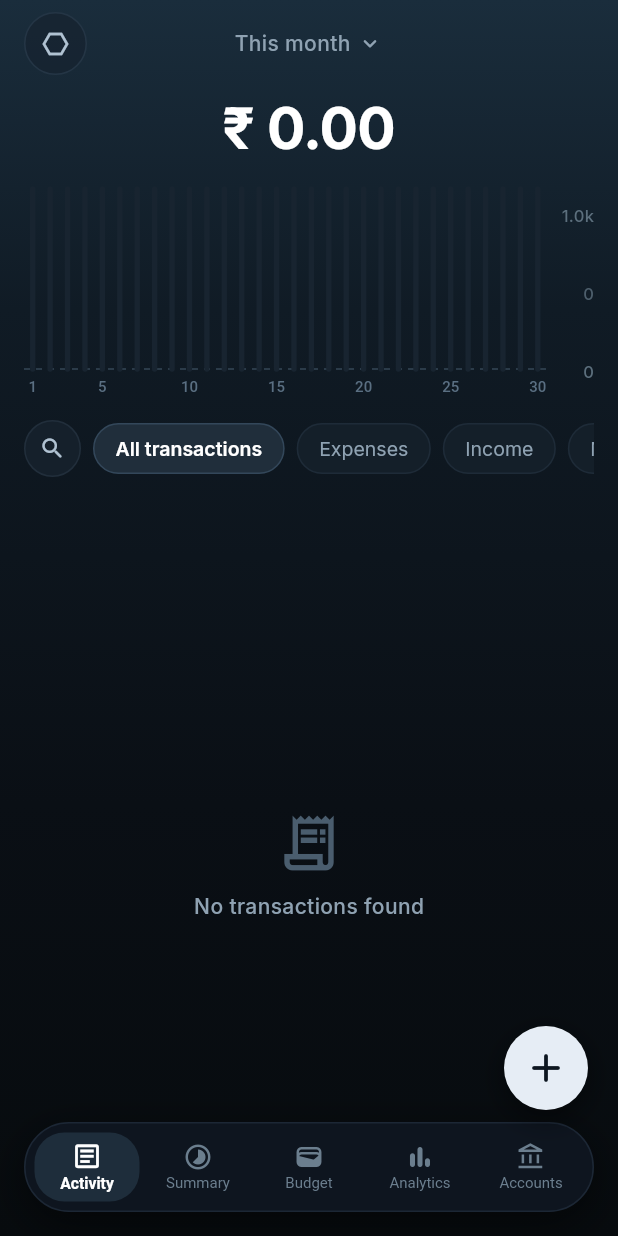
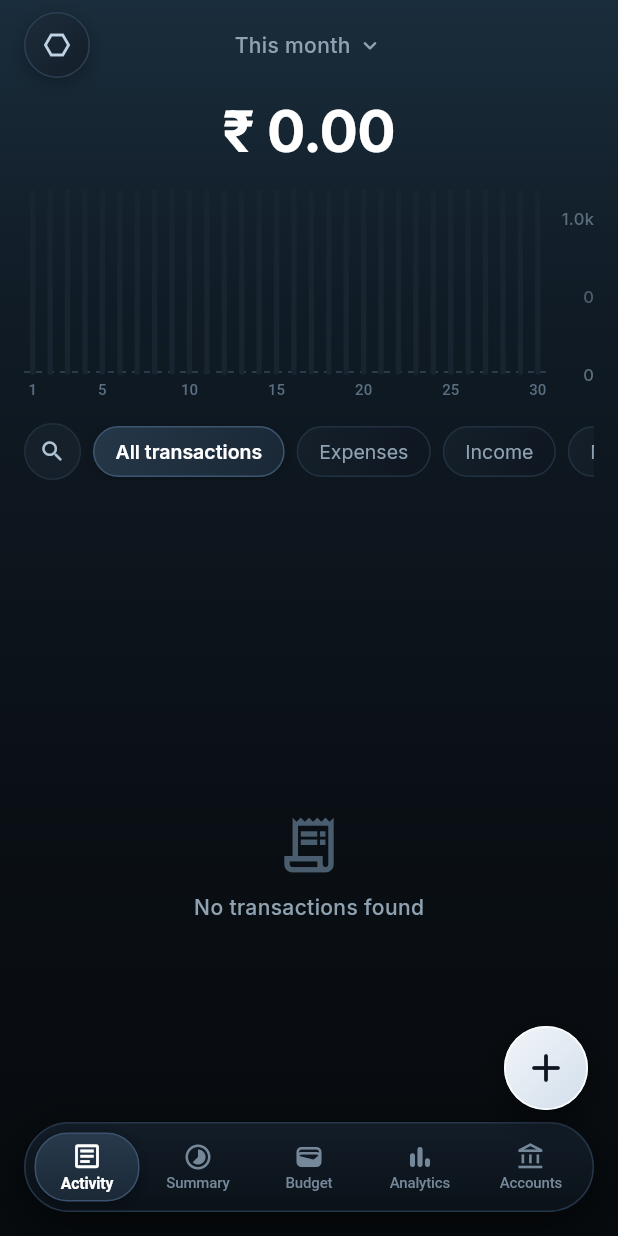
Before and after one commit to gopu29/flow_expense, a Flutter app: the screen it shows after launch, on a phone screen of 412 x 824 dp. Run offline on Flutter 3.47's test engine with Material 3 defaults, Android fonts, the phone set to English and light mode, and no system bars; our stand-ins replace fl_chart, flutter_riverpod, google_fonts, sqflite, sqflite_common_ffi_web; accounts and stored records are empty.

Commit message:
style(ui): elevate bottom dock, speed dial fab, and activity timeline cards

```diff
--- a/lib/core/widgets/bottom_nav_dock.dart
+++ b/lib/core/widgets/bottom_nav_dock.dart
@@ -2,7 +2,8 @@ import 'package:flutter/material.dart';
 import 'package:flutter/services.dart';
 
 /// Floating bottom navigation dock matching Quanto's sleek aesthetic (IMG_6026.PNG)
-/// with a continuous fluid sliding active pill indicator and tactile micro-interactions.
+/// with a continuous fluid sliding active pill indicator, obsidian surface gradient,
+/// and tactile micro-interactions.
 class BottomNavDock extends StatelessWidget {
   final int currentIndex;
   final ValueChanged<int> onTabSelected;
@@ -19,16 +20,23 @@ class BottomNavDock extends StatelessWidget {
       margin: const EdgeInsets.fromLTRB(16, 0, 16, 16),
       padding: const EdgeInsets.symmetric(horizontal: 4, vertical: 4),
       decoration: BoxDecoration(
-        color: const Color(0xFF0E1620).withValues(alpha: 0.95),
-        borderRadius: BorderRadius.circular(30),
+        gradient: const LinearGradient(
+          begin: Alignment.topCenter,
+          end: Alignment.bottomCenter,
+          colors: [
+            Color(0xFF131D28),
+            Color(0xFF0A1118),
+          ],
+        ),
+        borderRadius: BorderRadius.circular(32),
         border: Border.all(
-          color: const Color(0xFF1C2735),
+          color: const Color(0xFF243649),
           width: 1,
         ),
         boxShadow: [
           BoxShadow(
-            color: Colors.black.withValues(alpha: 0.5),
-            blurRadius: 24,
+            color: Colors.black.withValues(alpha: 0.6),
+            blurRadius: 28,
             offset: const Offset(0, 8),
           ),
         ],
@@ -38,7 +46,7 @@ class BottomNavDock extends StatelessWidget {
           final itemWidth = constraints.maxWidth / 5;
           return Stack(
             children: [
-              // Continuously sliding active pill indicator
+              // Continuously sliding active pill indicator with dual-tone depth
               AnimatedPositioned(
                 duration: const Duration(milliseconds: 260),
                 curve: Curves.easeOutCubic,
@@ -49,8 +57,26 @@ class BottomNavDock extends StatelessWidget {
                 child: Container(
                   margin: const EdgeInsets.symmetric(horizontal: 2, vertical: 2),
                   decoration: BoxDecoration(
-                    color: const Color(0xFF1E2D3B),
-                    borderRadius: BorderRadius.circular(20),
+                    gradient: const LinearGradient(
+                      begin: Alignment.topCenter,
+                      end: Alignment.bottomCenter,
+                      colors: [
+                        Color(0xFF273A4C),
+                        Color(0xFF1B2836),
+                      ],
+                    ),
+                    borderRadius: BorderRadius.circular(22),
+                    border: Border.all(
+                      color: const Color(0xFF3B536D),
+                      width: 1,
+                    ),
+                    boxShadow: [
+                      BoxShadow(
+                        color: Colors.black.withValues(alpha: 0.35),
+                        blurRadius: 8,
+                        offset: const Offset(0, 2),
+                      ),
+                    ],
                   ),
                 ),
               ),
@@ -123,7 +149,7 @@ class BottomNavDock extends StatelessWidget {
                     icon,
                     key: ValueKey<bool>(isSelected),
                     size: 20,
-                    color: isSelected ? Colors.white : const Color(0xFF6B7E8E),
+                    color: isSelected ? Colors.white : const Color(0xFF75889A),
                   ),
                 ),
                 const SizedBox(height: 2),
@@ -133,8 +159,9 @@ class BottomNavDock extends StatelessWidget {
                     duration: const Duration(milliseconds: 200),
                     style: TextStyle(
                       fontSize: 10,
-                      fontWeight: isSelected ? FontWeight.w600 : FontWeight.normal,
-                      color: isSelected ? Colors.white : const Color(0xFF6B7E8E),
+                      fontWeight: isSelected ? FontWeight.w700 : FontWeight.w500,
+                      color: isSelected ? Colors.white : const Color(0xFF75889A),
+                      letterSpacing: -0.1,
                     ),
                     child: Text(label),
                   ),
--- a/lib/core/widgets/speed_dial_fab.dart
+++ b/lib/core/widgets/speed_dial_fab.dart
@@ -352,7 +352,7 @@ class _SpeedDialFabState extends State<SpeedDialFab>
             ),
           ),
 
-          // 3. Primary '+' Floating Button (Off-white circle matching IMG_6026.PNG)
+          // 3. Primary '+' Floating Button with elevated tactile glassmorphic finish
           AnimatedScale(
             duration: const Duration(milliseconds: 160),
             scale: _isOpen ? 0.94 : 1.0,
@@ -360,12 +360,23 @@ class _SpeedDialFabState extends State<SpeedDialFab>
               width: 56,
               height: 56,
               decoration: BoxDecoration(
-                color: const Color(0xFFE6EDF5),
+                gradient: const LinearGradient(
+                  begin: Alignment.topLeft,
+                  end: Alignment.bottomRight,
+                  colors: [
+                    Color(0xFFF1F5F9),
+                    Color(0xFFD3DFEB),
+                  ],
+                ),
                 shape: BoxShape.circle,
+                border: Border.all(
+                  color: Colors.white.withValues(alpha: 0.9),
+                  width: 1.2,
+                ),
                 boxShadow: [
                   BoxShadow(
                     color: Colors.black.withValues(alpha: 0.45),
-                    blurRadius: 16,
+                    blurRadius: 18,
                     offset: const Offset(0, 6),
                   ),
                 ],
--- a/lib/features/activity/screens/activity_screen.dart
+++ b/lib/features/activity/screens/activity_screen.dart
@@ -1,4 +1,5 @@
 import 'package:flutter/material.dart';
+import 'package:flutter/services.dart';
 import 'package:flutter_riverpod/flutter_riverpod.dart';
 import '../../../core/constants/app_constants.dart';
 import '../../../core/utils/formatters.dart';
@@ -114,6 +115,7 @@ class _ActivityScreenState extends ConsumerState<ActivityScreen>
                     alignment: Alignment.centerLeft,
                     child: GestureDetector(
                       onTap: () {
+                        HapticFeedback.lightImpact();
                         Navigator.push(
                           context,
                           MaterialPageRoute(
@@ -122,19 +124,33 @@ class _ActivityScreenState extends ConsumerState<ActivityScreen>
                         );
                       },
                       child: Container(
-                        width: 42,
-                        height: 42,
+                        width: 44,
+                        height: 44,
                         decoration: BoxDecoration(
-                          color: const Color(0xFF162330).withValues(alpha: 0.8),
+                          gradient: const LinearGradient(
+                            begin: Alignment.topLeft,
+                            end: Alignment.bottomRight,
+                            colors: [
+                              Color(0xFF1D2C3B),
+                              Color(0xFF131D28),
+                            ],
+                          ),
                           shape: BoxShape.circle,
                           border: Border.all(
-                            color: const Color(0xFF243545),
+                            color: const Color(0xFF2B3F54),
                             width: 1,
                           ),
+                          boxShadow: [
+                            BoxShadow(
+                              color: Colors.black.withValues(alpha: 0.3),
+                              blurRadius: 10,
+                              offset: const Offset(0, 3),
+                            ),
+                          ],
                         ),
                         child: const Icon(
                           Icons.hexagon_outlined,
-                          color: Color(0xFFB0C2D2),
+                          color: Color(0xFFC0D3E5),
                           size: 20,
                         ),
                       ),
@@ -473,12 +489,26 @@ class _ActivityScreenState extends ConsumerState<ActivityScreen>
                             // Single Unified Card Container for all items of this day!
                             Container(
                               decoration: BoxDecoration(
-                                color: const Color(0xFF131A22),
-                                borderRadius: BorderRadius.circular(18),
+                                gradient: const LinearGradient(
+                                  begin: Alignment.topLeft,
+                                  end: Alignment.bottomRight,
+                                  colors: [
+                                    Color(0xFF16212D),
+                                    Color(0xFF0F1722),
+                                  ],
+                                ),
+                                borderRadius: BorderRadius.circular(20),
                                 border: Border.all(
-                                  color: const Color(0xFF1C2733),
+                                  color: const Color(0xFF223446),
                                   width: 1,
                                 ),
+                                boxShadow: [
+                                  BoxShadow(
+                                    color: Colors.black.withValues(alpha: 0.35),
+                                    blurRadius: 16,
+                                    offset: const Offset(0, 5),
+                                  ),
+                                ],
                               ),
                               clipBehavior: Clip.antiAlias,
                               child: Column(
@@ -535,18 +565,46 @@ class _ActivityScreenState extends ConsumerState<ActivityScreen>
     required VoidCallback onTap,
   }) {
     return GestureDetector(
-      onTap: onTap,
+      onTap: () {
+        HapticFeedback.selectionClick();
+        onTap();
+      },
       child: AnimatedContainer(
         duration: const Duration(milliseconds: 220),
         curve: Curves.easeOutCubic,
         padding: const EdgeInsets.symmetric(horizontal: 14, vertical: 8),
         decoration: BoxDecoration(
-          color: isActive ? const Color(0xFF202E3B) : const Color(0xFF141F29),
+          gradient: isActive
+              ? const LinearGradient(
+                  begin: Alignment.topLeft,
+                  end: Alignment.bottomRight,
+                  colors: [
+                    Color(0xFF253748),
+                    Color(0xFF1A2836),
+                  ],
+                )
+              : const LinearGradient(
+                  begin: Alignment.topLeft,
+                  end: Alignment.bottomRight,
+                  colors: [
+                    Color(0xFF15202B),
+                    Color(0xFF0E1620),
+                  ],
+                ),
           borderRadius: BorderRadius.circular(20),
           border: Border.all(
-            color: isActive ? const Color(0xFF33475A) : const Color(0xFF1E2B38),
+            color: isActive ? const Color(0xFF3C5670) : const Color(0xFF213140),
             width: 1,
           ),
+          boxShadow: isActive
+              ? [
+                  BoxShadow(
+                    color: Colors.black.withValues(alpha: 0.25),
+                    blurRadius: 8,
+                    offset: const Offset(0, 2),
+                  ),
+                ]
+              : null,
         ),
         child: AnimatedDefaultTextStyle(
           duration: const Duration(milliseconds: 220),
```
